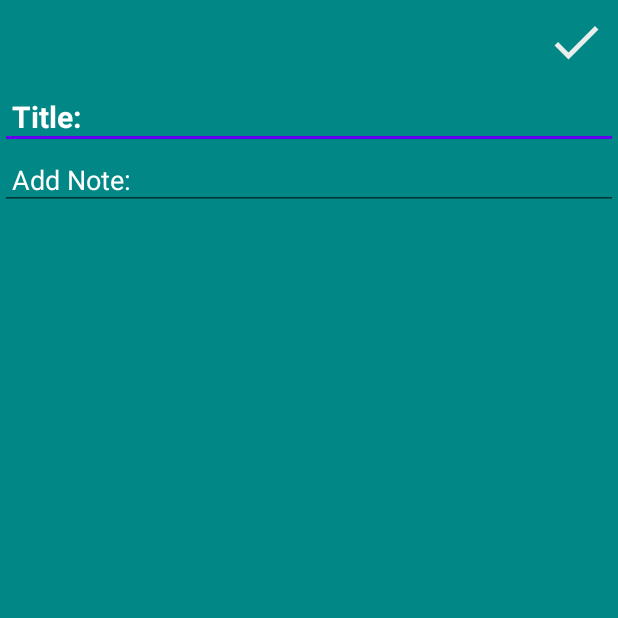
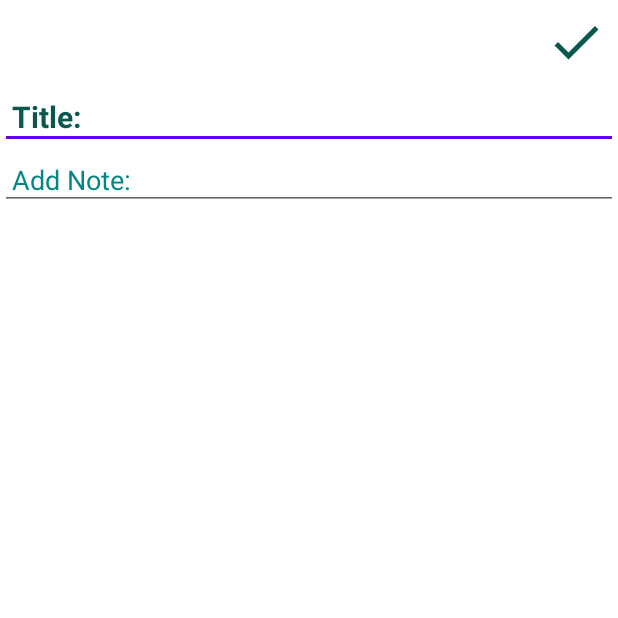
Before and after one commit to codewithaysha-123/my-note-app, an Android app: the NotesTakerActivity screen opened directly, with no data from a screen before it, on a phone screen of 412 x 824 dp, the top half of it. Run offline under Robolectric (Android 15) with nearby library versions, the phone set to English and light mode, and no system bars; our stand-ins replace Room's generated code.

Commit message:
backround changes

```diff
--- a/app/src/main/res/drawable/ic_save.xml
+++ b/app/src/main/res/drawable/ic_save.xml
@@ -1,4 +1,4 @@
-<vector android:height="24dp" android:tint="#E8EEEC"
+<vector android:height="24dp" android:tint="#0A5750"
     android:viewportHeight="24" android:viewportWidth="24"
     android:width="24dp" xmlns:android="http://schemas.android.com/apk/res/android">
     <path android:fillColor="@android:color/white" android:pathData="M9,16.17L4.83,12l-1.42,1.41L9,19 21,7l-1.41,-1.41z"/>
--- a/app/src/main/res/layout/activity_notes_taker.xml
+++ b/app/src/main/res/layout/activity_notes_taker.xml
@@ -3,7 +3,7 @@
 <LinearLayout xmlns:android="http://schemas.android.com/apk/res/android"
     xmlns:app="http://schemas.android.com/apk/res-auto"
     android:orientation="vertical"
-    android:background="@color/teal_500"
+    android:background="@color/white"
     xmlns:tools="http://schemas.android.com/tools"
     android:layout_width="match_parent"
     android:layout_height="match_parent"
@@ -16,14 +16,15 @@
         <RelativeLayout
             android:layout_width="match_parent"
             android:layout_height="wrap_content">
+
             <ImageView
                 android:id="@+id/imageView_save"
+                android:layout_width="?attr/actionBarSize"
+                android:layout_height="?attr/actionBarSize"
+                android:layout_alignParentEnd="true"
                 android:background="@android:color/transparent"
-                android:src="@drawable/ic_save"
                 android:padding="8dp"
-                android:layout_alignParentEnd="true"
-                android:layout_width="?attr/actionBarSize"
-                android:layout_height="?attr/actionBarSize" />
+                android:src="@drawable/ic_save" />
         </RelativeLayout>
 
     </androidx.appcompat.widget.Toolbar>
@@ -31,9 +32,9 @@
     <EditText
         android:id="@+id/editText_title"
         android:hint="@string/edit_title"
-        android:textColorHint="@color/white"
+        android:textColorHint="@color/teal_700"
         android:textStyle="bold"
-        android:textColor="@color/white"
+        android:textColor="@color/teal_700"
         android:padding="8dp"
         android:textSize="20sp"
         android:singleLine="true"
@@ -46,8 +47,8 @@
         android:padding="8dp"
         android:textSize="18sp"
         android:textStyle="normal"
-        android:textColorHint="@color/white"
-        android:textColor="@color/white"
+        android:textColorHint="@color/teal_500"
+        android:textColor="@color/teal_500"
         android:layout_width="match_parent"
         android:layout_height="wrap_content"/>
 
```
